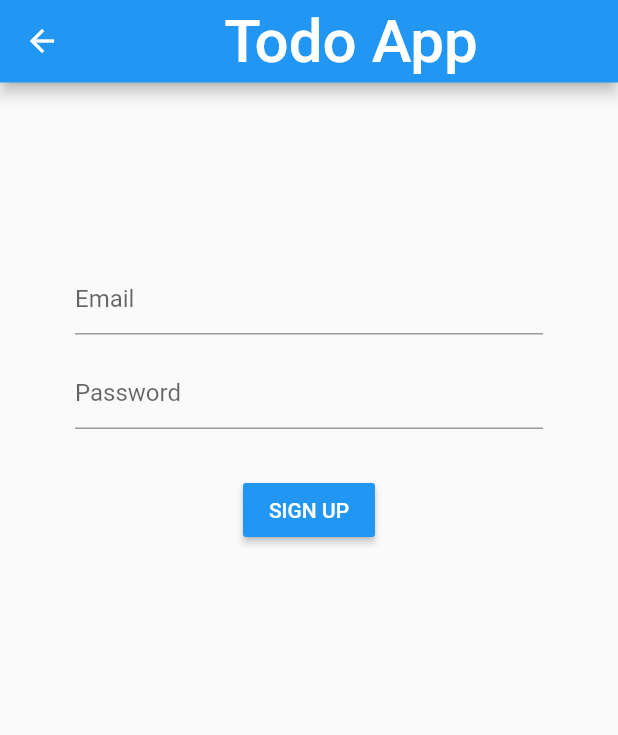
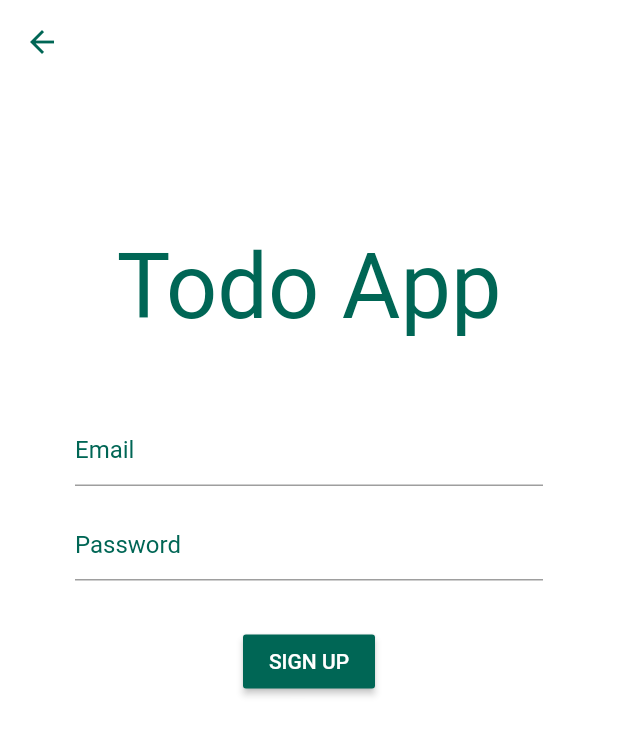
Before and after one commit to gorvk/Sign-In-and-Sign-Up-Template-in-Flutter, a Flutter app: the screen it shows after launch, after a tap on "Create Accout", on a phone screen of 412 x 824 dp. Shown: the top 735 px of the screen. Run offline on Flutter 3.47's test engine with Material 2 defaults, Android fonts, the phone set to English and light mode, and no system bars; our stand-ins replace firebase_auth, firebase_core; accounts and stored records are empty; network calls fail; Roboto replaces fonts that are missing (Cursive).

Commit message:
Customized the design of Signin and Signup page

```diff
--- a/lib/screens/authenticate/portal.dart
+++ b/lib/screens/authenticate/portal.dart
@@ -1,22 +1,33 @@
 import 'package:TodoApp/screens/authenticate/signin.dart';
-import 'package:TodoApp/screens/components/appbar.dart';
 import 'package:flutter/material.dart';
 
 class Portal extends StatelessWidget {
   @override
   Widget build(BuildContext context) {
     return Scaffold(
-      appBar: CustomAppBar(),
+      backgroundColor: Colors.white,
       body: Container(
         child: SingleChildScrollView(
           child: Column(
             children: <Widget>[
+              Container(
+                margin: EdgeInsets.only(top: 150),
+                child: Text(
+                  "Todo App",
+                  textAlign: TextAlign.center,
+                  style: TextStyle(
+                    fontFamily: "Cursive",
+                    color: Color(0xFF006655),
+                    fontSize: 60,
+                  ),
+                ),
+              ),
               SignIn(),
               Container(
                 margin: EdgeInsets.only(top: 10, left: 100, right: 100),
                 child: MaterialButton(
                   padding: EdgeInsets.all(10),
-                  color: Colors.blue,
+                  color: Color(0xFF006655),
                   child: Row(
                     children: [
                       Padding(
--- a/lib/screens/authenticate/signin.dart
+++ b/lib/screens/authenticate/signin.dart
@@ -19,10 +19,22 @@ class _SignInState extends State<SignIn> {
       child: Column(
         children: <Widget>[
           Container(
-            margin: EdgeInsets.only(top: 120, left: 50, right: 50),
+            margin: EdgeInsets.only(
+              top: 50,
+              left: 50,
+              right: 50,
+            ),
             child: TextFormField(
               controller: email,
               decoration: InputDecoration(
+                focusedBorder: OutlineInputBorder(
+                  borderSide: BorderSide(
+                    color: Color(0xFF006655),
+                  ),
+                ),
+                hintStyle: TextStyle(
+                  color: Color(0xFF006655),
+                ),
                 hintText: "Email",
               ),
               keyboardType: TextInputType.emailAddress,
@@ -40,6 +52,14 @@ class _SignInState extends State<SignIn> {
               controller: password,
               obscureText: true,
               decoration: InputDecoration(
+                focusedBorder: OutlineInputBorder(
+                  borderSide: BorderSide(
+                    color: Color(0xFF006655),
+                  ),
+                ),
+                hintStyle: TextStyle(
+                  color: Color(0xFF006655),
+                ),
                 hintText: "Password",
               ),
               validator: (value) {
@@ -59,7 +79,7 @@ class _SignInState extends State<SignIn> {
                   color: Colors.white,
                 ),
               ),
-              color: Colors.blue,
+              color: Color(0xFF006655),
               onPressed: () async {
                 dynamic resultOfSignIn =
                     await signIn(email.text, password.text);
--- a/lib/screens/authenticate/signup.dart
+++ b/lib/screens/authenticate/signup.dart
@@ -1,4 +1,3 @@
-import 'package:TodoApp/screens/components/appbar.dart';
 import 'package:firebase_auth/firebase_auth.dart';
 import 'package:flutter/material.dart';
 
@@ -16,16 +15,44 @@ class _SignUpState extends State<SignUp> {
   @override
   Widget build(BuildContext context) {
     return Scaffold(
-      appBar: CustomAppBar(),
+      backgroundColor: Colors.white,
+      appBar: AppBar(
+        iconTheme: IconThemeData(
+          color: Color(0xFF006655),
+        ),
+        backgroundColor: Colors.white,
+        elevation: 0,
+      ),
       body: Form(
         key: _signUpKey,
+        child: SingleChildScrollView(
           child: Column(
             children: <Widget>[
               Container(
-              margin: EdgeInsets.only(top: 120, left: 50, right: 50),
+                margin: EdgeInsets.only(top: 100),
+                child: Text(
+                  "Todo App",
+                  textAlign: TextAlign.center,
+                  style: TextStyle(
+                    fontFamily: "Cursive",
+                    color: Color(0xFF006655),
+                    fontSize: 60,
+                  ),
+                ),
+              ),
+              Container(
+                margin: EdgeInsets.only(top: 50, left: 50, right: 50),
                 child: TextFormField(
                   controller: email,
                   decoration: InputDecoration(
+                    focusedBorder: OutlineInputBorder(
+                      borderSide: BorderSide(
+                        color: Color(0xFF006655),
+                      ),
+                    ),
+                    hintStyle: TextStyle(
+                      color: Color(0xFF006655),
+                    ),
                     hintText: "Email",
                   ),
                   keyboardType: TextInputType.emailAddress,
@@ -43,6 +70,14 @@ class _SignUpState extends State<SignUp> {
                   controller: password,
                   obscureText: true,
                   decoration: InputDecoration(
+                    focusedBorder: OutlineInputBorder(
+                      borderSide: BorderSide(
+                        color: Color(0xFF006655),
+                      ),
+                    ),
+                    hintStyle: TextStyle(
+                      color: Color(0xFF006655),
+                    ),
                     hintText: "Password",
                   ),
                   validator: (value) {
@@ -62,7 +97,7 @@ class _SignUpState extends State<SignUp> {
                       color: Colors.white,
                     ),
                   ),
-                color: Colors.blue,
+                  color: Color(0xFF006655),
                   onPressed: () async {
                     dynamic resultOfSignUp =
                         await signUp(email.text, password.text);
@@ -77,6 +112,7 @@ class _SignUpState extends State<SignUp> {
                 ),
               )
             ],
+          ),
         ),
       ),
     );
--- a/lib/screens/components/appbar.dart
+++ /dev/null
@@ -1,21 +0,0 @@
-import 'package:flutter/material.dart';
-
-class CustomAppBar extends StatelessWidget implements PreferredSizeWidget{
-  @override
-  Size get preferredSize => Size.fromHeight(55);
-
-  @override
-  Widget build(BuildContext context) {
-    return AppBar(
-      title: Center(
-        child: Text(
-          "Todo App",
-          style: TextStyle(
-            fontFamily: "Cursive",
-            fontSize: 40,
-          ),
-        ),
-      ),
-    );
-  }
-}
--- a/lib/screens/home.dart
+++ b/lib/screens/home.dart
@@ -1,7 +1,6 @@
-import 'package:TodoApp/screens/components/appbar.dart';
-// import 'package:cloud_firestore/cloud_firestore.dart';
 import 'package:firebase_auth/firebase_auth.dart';
 import 'package:flutter/material.dart';
+// import 'package:cloud_firestore/cloud_firestore.dart';
 
 class Home extends StatelessWidget {
   final _auth = FirebaseAuth.instance;
@@ -11,7 +10,7 @@ class Home extends StatelessWidget {
   @override
   Widget build(BuildContext context) {
     return Scaffold(
-      appBar: CustomAppBar(),
+      // appBar: CustomAppBar(),
       body: Center(
         child: Column(
           children: [
```
Also changed, not shown: lib/main.dart (+6 -4 lines). Lines whose indentation alone changed are shown as unchanged.
